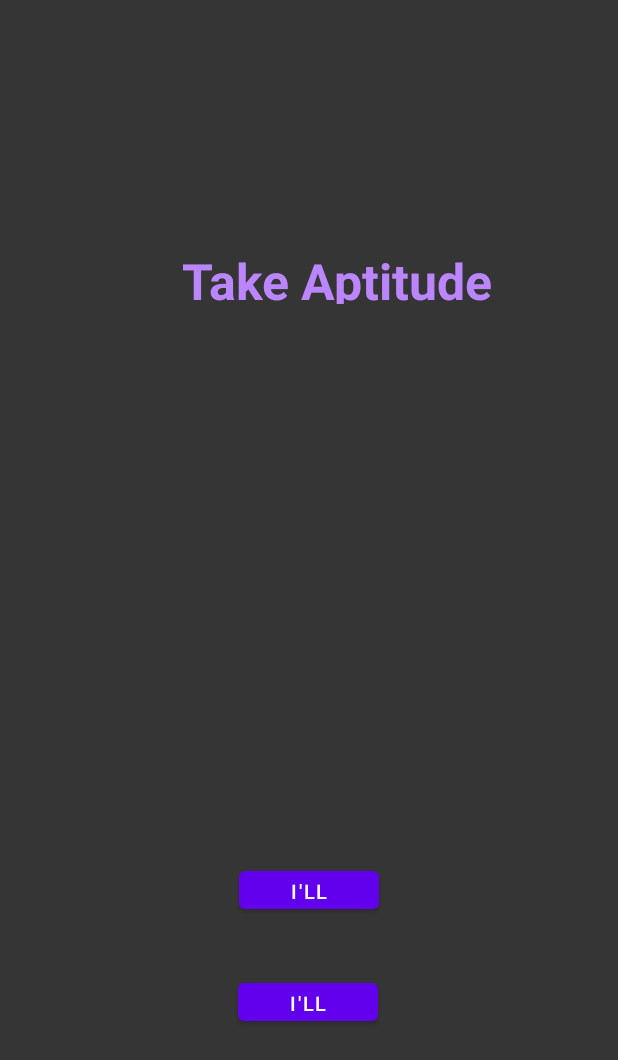
After one commit to JinYana/MAD-Assignment-P03-Group3, an Android app: the AptitudeTestHomeActivity screen opened directly, with no data from a screen before it, on a phone screen of 412 x 824 dp. The commit adds this screen. Shown: the top 1060 px of the screen. Run offline under Robolectric (Android 15) with nearby library versions, the phone set to English and light mode, and no system bars.

Commit message:
Change Radar Chart text color and add Aptitude test home page

```diff
--- a/app/src/main/AndroidManifest.xml
+++ b/app/src/main/AndroidManifest.xml
@@ -11,6 +11,7 @@
         android:roundIcon="@mipmap/ic_launcher_round"
         android:supportsRtl="true"
         android:theme="@style/Theme.MADAssignment">
+        <activity android:name=".AptitudeTestHomeActivity"></activity>
         <activity android:name=".ViewAptitudeResultActivity" />
         <activity android:name=".TriviaEndActivity" />
         <activity android:name=".TriviaActivity" />
--- /dev/null
+++ b/app/src/main/java/sg/edu/np/madassignment/AptitudeTestHomeActivity.java
@@ -0,0 +1,45 @@
+package sg.edu.np.madassignment;
+
+import androidx.appcompat.app.AppCompatActivity;
+
+import android.animation.ObjectAnimator;
+import android.content.Intent;
+import android.os.Bundle;
+import android.view.View;
+import android.view.animation.AccelerateDecelerateInterpolator;
+import android.widget.Button;
+import android.widget.ImageView;
+
+public class AptitudeTestHomeActivity extends AppCompatActivity {
+
+    @Override
+    protected void onCreate(Bundle savedInstanceState) {
+        super.onCreate(savedInstanceState);
+        setContentView(R.layout.activity_aptitude_test_home);
+
+
+        Button GoTest = findViewById(R.id.takeAptQuiz);
+        GoTest.setOnClickListener(new View.OnClickListener() {
+            @Override
+            public void onClick(View v) {
+                Intent intent = new Intent(AptitudeTestHomeActivity.this, AptitudeTestActivity.class);
+                startActivity(intent);
+            }
+        });
+
+
+        Button noTest = findViewById(R.id.dontTakeAptQuiz);
+        noTest.setOnClickListener(new View.OnClickListener() {
+            @Override
+            public void onClick(View v) {
+                Intent intent = new Intent(AptitudeTestHomeActivity.this, CategoryActivity.class);
+                startActivity(intent);
+            }
+        });
+
+
+
+
+
+    }
+}
--- a/app/src/main/java/sg/edu/np/madassignment/ViewAptitudeResultActivity.java
+++ b/app/src/main/java/sg/edu/np/madassignment/ViewAptitudeResultActivity.java
@@ -66,6 +66,7 @@ public class ViewAptitudeResultActivity extends AppCompatActivity {
         xAxis.setLabelCount(xAxisValue.size());
         xAxis.setCenterAxisLabels(true);//Set the label to center
         xAxis.setValueFormatter(new IndexAxisValueFormatter(labels));
+        xAxis.setTextColor(Color.WHITE);
 
         java.util.List<RadarEntry> radarEntries = new ArrayList<>();
         radarEntries.add(new RadarEntry(prefs.getInt("0",0)));
--- /dev/null
+++ b/app/src/main/res/layout/activity_aptitude_test_home.xml
@@ -0,0 +1,69 @@
+<?xml version="1.0" encoding="utf-8"?>
+<androidx.constraintlayout.widget.ConstraintLayout xmlns:android="http://schemas.android.com/apk/res/android"
+    xmlns:app="http://schemas.android.com/apk/res-auto"
+    xmlns:tools="http://schemas.android.com/tools"
+    android:layout_width="match_parent"
+    android:layout_height="match_parent"
+    android:background="#353535"
+    tools:context=".AptitudeTestHomeActivity">
+
+    <TextView
+        android:id="@+id/textView18"
+        android:layout_width="245dp"
+        android:layout_height="38dp"
+        android:layout_marginStart="127dp"
+        android:layout_marginLeft="127dp"
+        android:layout_marginTop="91dp"
+        android:layout_marginEnd="128dp"
+        android:layout_marginRight="128dp"
+        android:layout_marginBottom="621dp"
+        android:text="Take Aptitude Quiz Now?"
+        android:textColor="@color/purple_200"
+        android:textSize="50px"
+        android:textStyle="bold"
+        android:gravity="center_horizontal"
+        app:layout_constraintBottom_toBottomOf="parent"
+        app:layout_constraintEnd_toEndOf="parent"
+        app:layout_constraintHorizontal_bias="0.292"
+        app:layout_constraintStart_toStartOf="parent"
+        app:layout_constraintTop_toTopOf="parent"
+        app:layout_constraintVertical_bias="1.0" />
+
+    <Button
+        android:id="@+id/takeAptQuiz"
+        android:layout_width="93dp"
+        android:layout_height="37dp"
+        android:layout_marginStart="122dp"
+        android:layout_marginLeft="122dp"
+        android:layout_marginTop="366dp"
+        android:layout_marginEnd="122dp"
+        android:layout_marginRight="122dp"
+        android:layout_marginBottom="206dp"
+        android:gravity="center_horizontal"
+        android:text="I'll Take It Now!"
+        android:textSize="20px"
+        app:layout_constraintBottom_toBottomOf="parent"
+        app:layout_constraintEnd_toEndOf="parent"
+        app:layout_constraintStart_toStartOf="parent"
+        app:layout_constraintTop_toBottomOf="@+id/textView18" />
+
+    <Button
+        android:id="@+id/dontTakeAptQuiz"
+        android:layout_width="93dp"
+        android:layout_height="37dp"
+        android:layout_marginStart="150dp"
+        android:layout_marginLeft="150dp"
+        android:layout_marginTop="29dp"
+        android:layout_marginEnd="152dp"
+        android:layout_marginRight="152dp"
+        android:layout_marginBottom="129dp"
+        android:gravity="center_horizontal"
+        android:text="I'll take it later"
+        android:textSize="20px"
+        app:layout_constraintBottom_toBottomOf="parent"
+        app:layout_constraintEnd_toEndOf="parent"
+        app:layout_constraintStart_toStartOf="parent"
+        app:layout_constraintTop_toBottomOf="@+id/takeAptQuiz" />
+
+
+</androidx.constraintlayout.widget.ConstraintLayout>
--- a/app/src/main/res/layout/activity_view_aptitude_result.xml
+++ b/app/src/main/res/layout/activity_view_aptitude_result.xml
@@ -4,6 +4,7 @@
     xmlns:tools="http://schemas.android.com/tools"
     android:layout_width="match_parent"
     android:layout_height="match_parent"
+    android:background="#353535"
     tools:context=".ViewAptitudeResultActivity">
     <TextView
         android:id="@+id/textView17"
@@ -16,6 +17,9 @@
         android:layout_marginRight="163dp"
         android:layout_marginBottom="672dp"
         android:text="Your Aptitude In Different Categories"
+        android:textStyle="bold"
+        android:textColor="@color/white"
+        android:gravity="center_horizontal"
         app:layout_constraintBottom_toBottomOf="parent"
         app:layout_constraintEnd_toEndOf="parent"
         app:layout_constraintStart_toStartOf="parent"
@@ -28,6 +32,7 @@
         app:layout_constraintBottom_toBottomOf="parent"
         app:layout_constraintEnd_toEndOf="parent"
         app:layout_constraintStart_toStartOf="parent"
+
         app:layout_constraintTop_toTopOf="parent" />
 
     <com.google.android.material.bottomnavigation.BottomNavigationView
```
